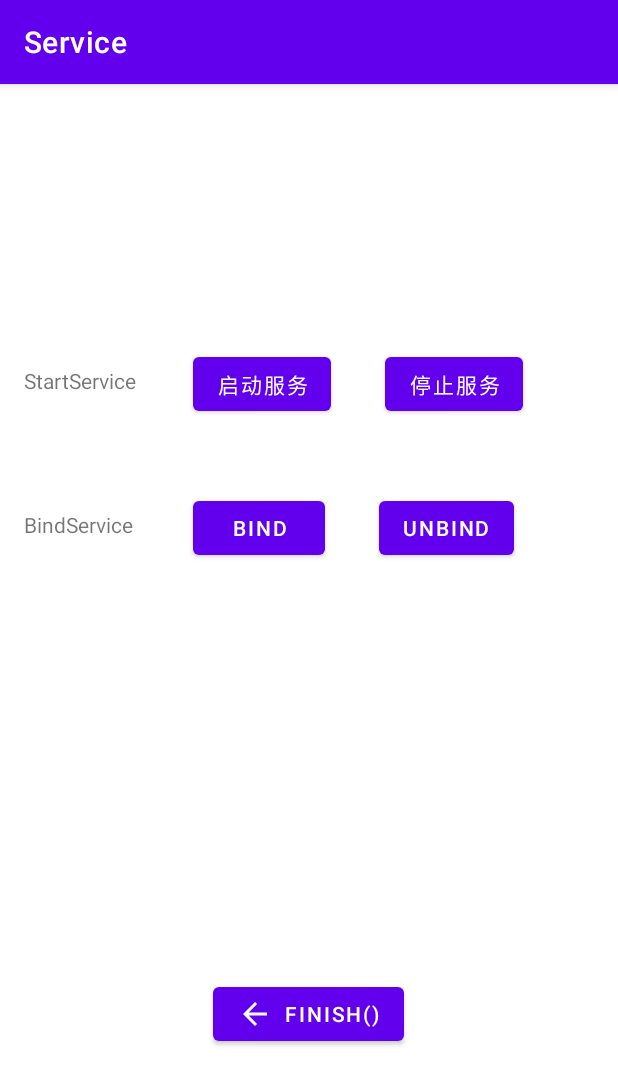
After one commit to yinleren6/AndroidAppDemo, an Android app: the Service_Activitty screen opened directly, with no data from a screen before it, on a phone screen of 412 x 824 dp. The commit adds this screen. Shown: the top 1085 px of the screen. Run offline under Robolectric (Android 15) with nearby library versions, the phone set to English and light mode, and no system bars.

Commit message:
commit from AS

```diff
--- a/app/src/main/java/moe/demo/myapplication/Activity_Activitty.java
+++ b/app/src/main/java/moe/demo/myapplication/Activity_Activitty.java
@@ -23,12 +23,12 @@ public class Activity_Activitty extends AppCompatActivity {
 
     public void b1(View view) {
         Log.i("aaaa", "按了按钮2");
-        i.setClass(this, A_back_Activitty.class);
+        i.setClass(this, Activity_FeedBack_Activitty.class);
         startActivity(i);
     }
 
     public void b2(View view) {
-        i.setClass(this, A_back_Activitty.class);
+        i.setClass(this, Activity_FeedBack_Activitty.class);
         startActivityForResult(i, 1);
     }
 
--- a/app/src/main/java/moe/demo/myapplication/MainActivity.java
+++ b/app/src/main/java/moe/demo/myapplication/MainActivity.java
@@ -23,7 +23,8 @@ public class MainActivity extends AppCompatActivity {
     }
 
     public void c2(View view) {
-
+        i.setClass(this, Service_Service.class);
+        startActivity(i);
     }
 
     public void c3(View view) {
--- /dev/null
+++ b/app/src/main/java/moe/demo/myapplication/Service_Activitty.java
@@ -0,0 +1,36 @@
+package moe.demo.myapplication;
+
+import android.content.Intent;
+import android.os.Binder;
+import android.os.Bundle;
+import android.view.View;
+
+import androidx.appcompat.app.AppCompatActivity;
+
+public class Service_Activitty extends AppCompatActivity {
+
+    @Override
+    public void onCreate(Bundle savedInstanceState) {
+        super.onCreate(savedInstanceState);
+        setContentView(R.layout.service_activity);
+        this.setTitle("Service");
+        Service_Service service = new Service_Service();
+    }
+
+    public void b1(View view) {
+        startService(new Intent(getBaseContext(), Service_Service.class));
+    }
+
+    public void b2(View view) {
+        stopService(new Intent(getBaseContext(), Service_Service.class));
+    }
+
+    public void b3(View view) {
+
+    }
+
+    public void b4(View view) {
+
+        startService(new Intent(getBaseContext(), Service_Service.class));
+    }
+}
--- a/app/src/main/res/layout/activity_activity.xml
+++ b/app/src/main/res/layout/activity_activity.xml
@@ -46,7 +46,7 @@
         android:layout_width="wrap_content"
         android:layout_height="wrap_content"
         android:layout_marginStart="24dp"
-        android:layout_marginTop="48dp"
+        android:layout_marginTop="44dp"
         android:text="TextView"
         app:layout_constraintStart_toStartOf="@+id/button2"
         app:layout_constraintTop_toBottomOf="@+id/button2" />
--- a/app/src/main/res/layout/activity_main.xml
+++ b/app/src/main/res/layout/activity_main.xml
@@ -33,6 +33,7 @@
         android:layout_width="wrap_content"
         android:layout_height="wrap_content"
         android:layout_marginTop="16dp"
+        android:onClick="c2"
         android:text="@string/service"
         app:layout_constraintEnd_toEndOf="parent"
         app:layout_constraintStart_toStartOf="parent"
--- /dev/null
+++ b/app/src/main/res/layout/service_activity.xml
@@ -0,0 +1,81 @@
+<?xml version="1.0" encoding="utf-8"?>
+<androidx.constraintlayout.widget.ConstraintLayout xmlns:android="http://schemas.android.com/apk/res/android"
+    xmlns:app="http://schemas.android.com/apk/res-auto"
+    xmlns:tools="http://schemas.android.com/tools"
+    android:layout_width="match_parent"
+    android:layout_height="match_parent"
+    tools:context=".Activity_Activitty">
+
+    <Button
+        android:id="@+id/button1"
+        android:layout_width="wrap_content"
+        android:layout_height="wrap_content"
+        android:layout_marginTop="176dp"
+        android:onClick="b1"
+        android:text="启动服务"
+        app:layout_constraintEnd_toEndOf="parent"
+        app:layout_constraintHorizontal_bias="0.165"
+        app:layout_constraintStart_toEndOf="@+id/textView5"
+        app:layout_constraintTop_toTopOf="parent" />
+
+    <Button
+        android:id="@+id/button2"
+        android:layout_width="wrap_content"
+        android:layout_height="wrap_content"
+        android:layout_marginStart="36dp"
+        android:onClick="b2"
+        android:text="停止服务"
+        app:layout_constraintStart_toEndOf="@+id/button1"
+        app:layout_constraintTop_toTopOf="@+id/button1" />
+
+    <Button
+        android:id="@+id/button4"
+        android:layout_width="wrap_content"
+        android:layout_height="wrap_content"
+        android:layout_marginBottom="124dp"
+        android:onClick="finish"
+        android:text="finish()"
+        app:icon="@drawable/abc_vector_test"
+        app:layout_constraintBottom_toBottomOf="parent"
+        app:layout_constraintEnd_toEndOf="parent"
+        app:layout_constraintHorizontal_bias="0.498"
+        app:layout_constraintStart_toStartOf="parent" />
+
+    <TextView
+        android:id="@+id/textView5"
+        android:layout_width="wrap_content"
+        android:layout_height="wrap_content"
+        android:layout_marginStart="16dp"
+        android:layout_marginTop="12dp"
+        android:text="StartService"
+        app:layout_constraintStart_toStartOf="parent"
+        app:layout_constraintTop_toTopOf="@+id/button1" />
+
+    <TextView
+        android:id="@+id/textView6"
+        android:layout_width="wrap_content"
+        android:layout_height="wrap_content"
+        android:layout_marginTop="12dp"
+        android:text="BindService"
+        app:layout_constraintStart_toStartOf="@+id/textView5"
+        app:layout_constraintTop_toTopOf="@+id/button7" />
+
+    <Button
+        android:id="@+id/button7"
+        android:layout_width="wrap_content"
+        android:layout_height="wrap_content"
+        android:layout_marginTop="48dp"
+        android:text="Bind"
+        app:layout_constraintStart_toStartOf="@+id/button1"
+        app:layout_constraintTop_toBottomOf="@+id/button1" />
+
+    <Button
+        android:id="@+id/button8"
+        android:layout_width="wrap_content"
+        android:layout_height="wrap_content"
+        android:layout_marginStart="36dp"
+        android:text="UnBind"
+        app:layout_constraintStart_toEndOf="@+id/button7"
+        app:layout_constraintTop_toTopOf="@+id/button7" />
+
+</androidx.constraintlayout.widget.ConstraintLayout>
```
Also changed, not shown: app/src/main/AndroidManifest.xml (+5 -4 lines), app/src/main/java/moe/demo/myapplication/Activity_FeedBack_Activitty.java (renamed from app/src/main/java/moe/demo/myapplication/A_back_Activitty.java, +3 -5 lines), app/src/main/java/moe/demo/myapplication/B_Activitty.java (deleted, +0 -13 lines), app/src/main/java/moe/demo/myapplication/Service_Service.java (added, +58 -0 lines).
